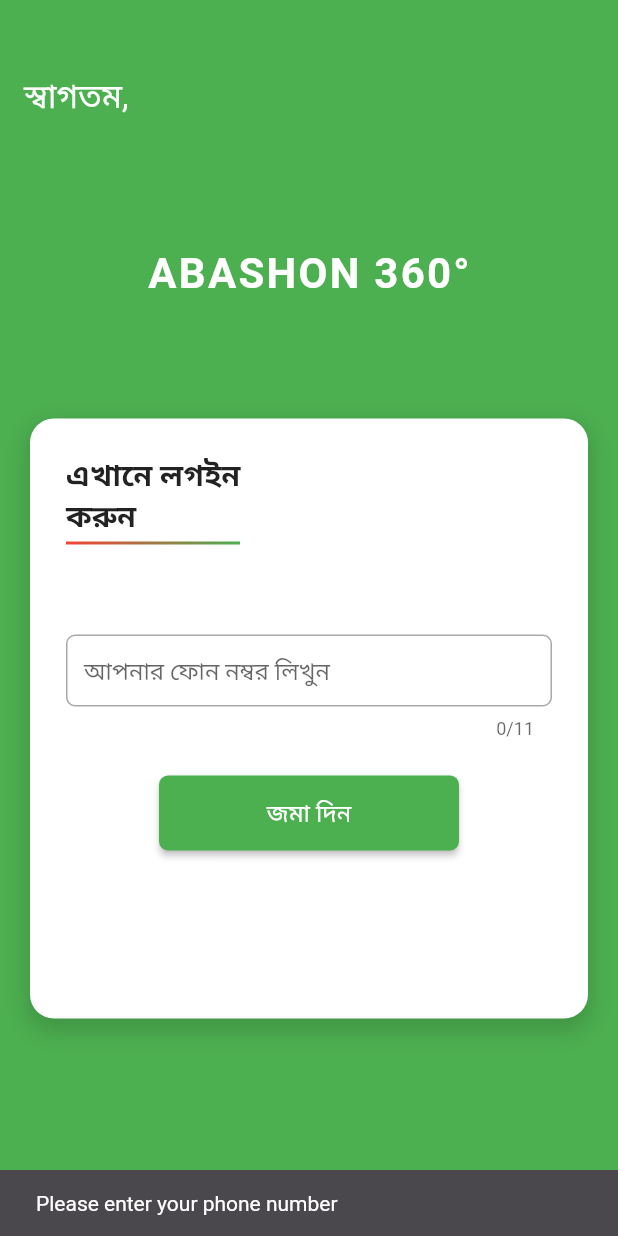
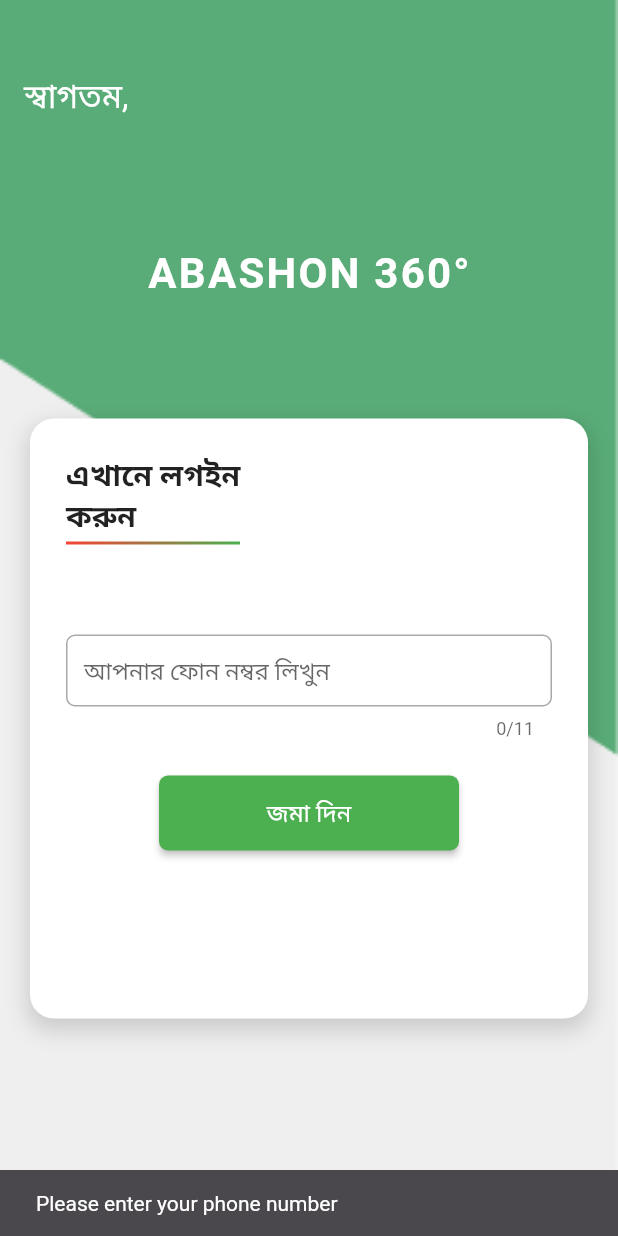
Before and after one commit to SkpavelRaz/Abashon360Mobile, a Flutter app: the screen it shows after launch, after a tap on "জমা দিন", on a phone screen of 412 x 824 dp. Run offline on Flutter 3.47's test engine with Material 3 defaults, Android fonts, the phone set to English and light mode, and no system bars; our stand-ins replace pinput.

Commit message:
landing page update

```diff
--- a/lib/modules/login/views/Login_screen.dart
+++ b/lib/modules/login/views/Login_screen.dart
@@ -32,13 +32,12 @@ class _LoginScreenState extends State<LoginScreen> {
     return Scaffold(
       body: Container(
         width: double.infinity,
+        height: double.infinity, // full screen
         decoration: const BoxDecoration(
-          // gradient: LinearGradient(
-          //   begin: Alignment.topCenter,
-          //   end: Alignment.center,
-          //   colors: [Color(0xFF4CAF50), Color(0xFF4CAF50)],
-          // ),
-          color: Color(0xFF4CAF50)
+          image: DecorationImage(
+            image: AssetImage("assets/images/auth_bg.png"), // your PNG
+            fit: BoxFit.cover, // cover entire screen
+          ),
         ),
         child: Column(
           children: [
--- a/lib/modules/splash/views/splash_screen.dart
+++ b/lib/modules/splash/views/splash_screen.dart
@@ -3,6 +3,7 @@ import 'dart:async';
 import 'package:abashon_360_mobile/domain/constants/app_colors.dart';
 import 'package:abashon_360_mobile/domain/constants/uihelper.dart';
 import 'package:abashon_360_mobile/modules/login/views/Login_screen.dart';
+import 'package:abashon_360_mobile/utils/styles/k_assets.dart';
 import 'package:flutter/material.dart';
 
 class SplashScreen extends StatefulWidget{
@@ -29,7 +30,7 @@ class _SplashScreenState extends State<SplashScreen>  {
         child: Column(
           mainAxisAlignment: MainAxisAlignment.center,
           children: [
-            UiHelper.CustomImage(img: "ic_abashon_logo.png")
+            Image.asset(KAssetName.main_logo.imagePath)
           ],
         ),
       ),
--- /dev/null
+++ b/lib/utils/styles/k_assets.dart
@@ -0,0 +1,20 @@
+enum KAssetName { main_logo, ic_login_bg }
+
+extension AssetsExtention on KAssetName {
+  String get imagePath {
+    String _rootPath = 'assets';
+    String _svgDir = '$_rootPath/svg';
+    String _imageDir = '$_rootPath/images';
+
+    switch (this) {
+      case KAssetName.ic_login_bg:
+        return "$_imageDir/auth_bg.png";
+
+      case KAssetName.main_logo:
+        return "$_imageDir/ic_abashon_logo.png";
+
+      default:
+        return "";
+    }
+  }
+}
--- a/pubspec.yaml
+++ b/pubspec.yaml
@@ -36,6 +36,7 @@ dependencies:
   # Use with the CupertinoIcons class for iOS style icons.
   cupertino_icons: ^1.0.8
   pinput: ^5.0.0
+  flutter_svg: ^2.0.10+1
 
 dev_dependencies:
   flutter_test:
```
Also changed, not shown: lib/modules/otp/views/otp_screen.dart (+5 -6 lines), lib/modules/pin_setup/views/pin_screen.dart (+5 -6 lines), assets/images/auth_bg.png (added), assets/svg/ic_login_bg.svg (renamed from assets/images/ic_login_bg.svg), pubspec.lock.
